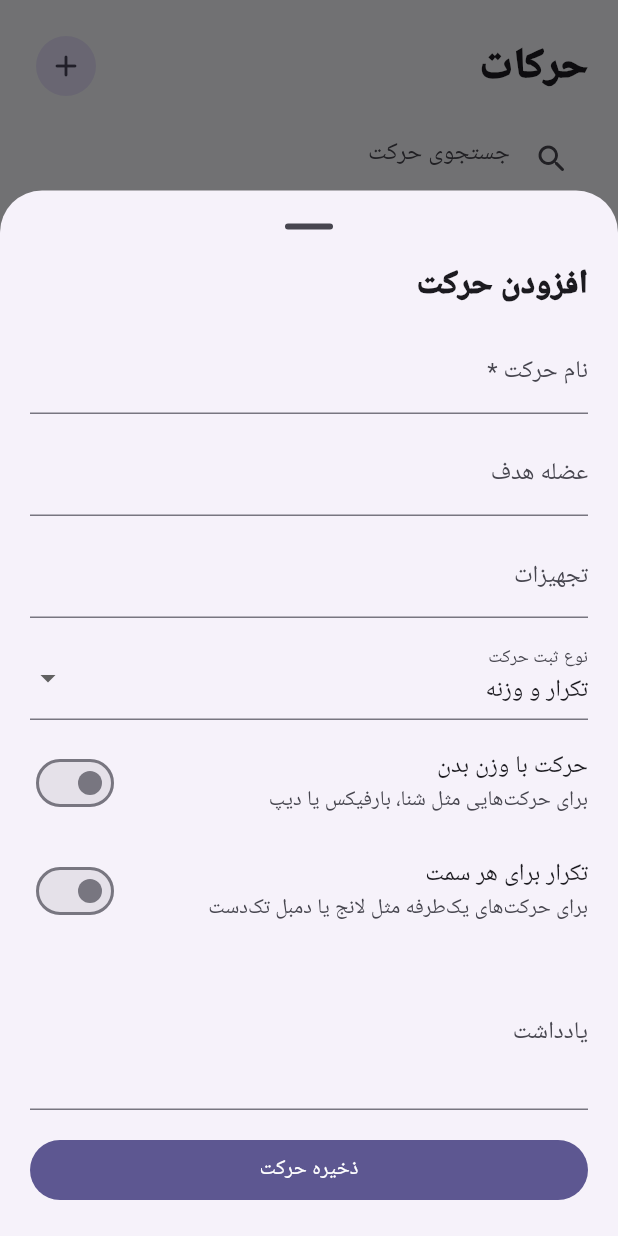
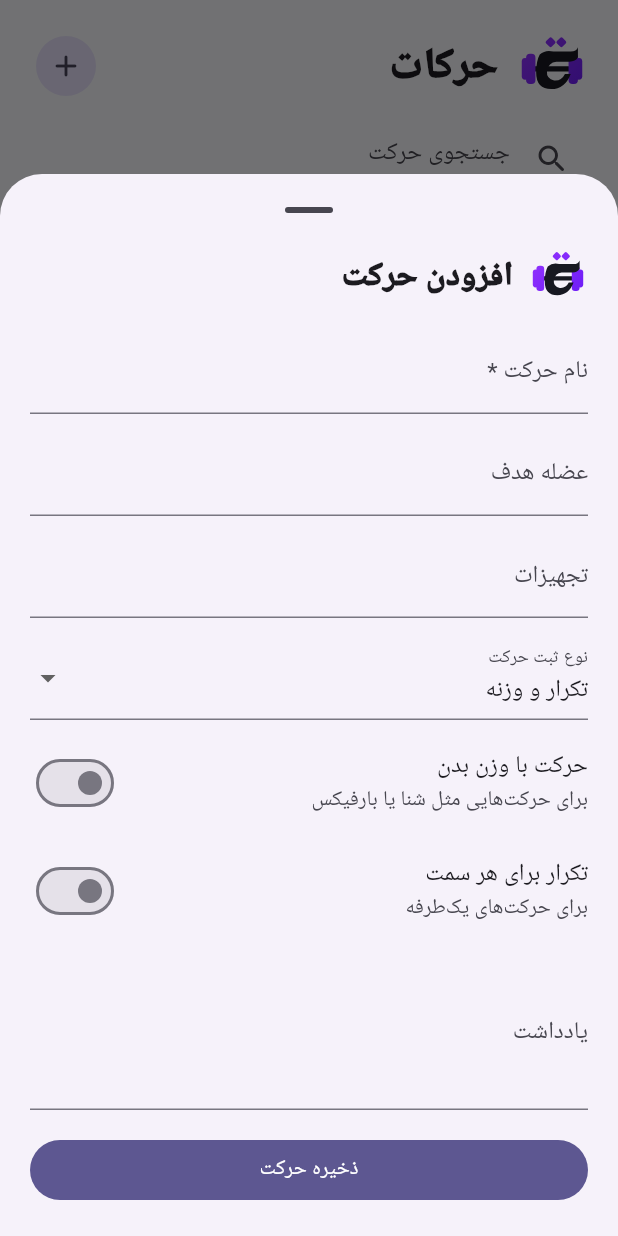
Before and after one commit to sahandse/tamrino, a Flutter app: the ExercisesScreen screen opened directly, after a tap on the "add" icon, on a phone screen of 412 x 824 dp. Run offline on Flutter 3.47's test engine with Material 3 defaults, Android fonts, the phone set to English and light mode, and no system bars; our stand-ins replace file_picker, flutter_local_notifications, flutter_timezone, shared_preferences, sqflite, timezone; accounts and stored records are empty.

Commit message:
feat: apply Tamrino branding to exercises

```diff
--- a/lib/features/exercises/exercises_screen.dart
+++ b/lib/features/exercises/exercises_screen.dart
@@ -1,5 +1,6 @@
 import 'package:flutter/material.dart';
 
+import '../../core/branding/tamrino_logo.dart';
 import '../../core/database/workout_repository.dart';
 
 class ExercisesScreen extends StatefulWidget {
@@ -33,20 +34,14 @@ class _ExercisesScreenState extends State<ExercisesScreen> {
         builder: (context, modalSetState) => Directionality(
           textDirection: TextDirection.rtl,
           child: Padding(
-            padding: EdgeInsets.only(
-              left: 20,
-              right: 20,
-              bottom: MediaQuery.of(context).viewInsets.bottom + 20,
-            ),
+            padding: EdgeInsets.only(left: 20, right: 20, bottom: MediaQuery.of(context).viewInsets.bottom + 20),
             child: SingleChildScrollView(
-              child: Column(
-                mainAxisSize: MainAxisSize.min,
-                crossAxisAlignment: CrossAxisAlignment.stretch,
-                children: [
-                  Text(
-                    item == null ? 'افزودن حرکت' : 'ویرایش حرکت',
-                    style: Theme.of(context).textTheme.titleLarge?.copyWith(fontWeight: FontWeight.w900),
-                  ),
+              child: Column(mainAxisSize: MainAxisSize.min, crossAxisAlignment: CrossAxisAlignment.stretch, children: [
+                Row(children: [
+                  const TamrinoLogo(size: 40),
+                  const SizedBox(width: 10),
+                  Expanded(child: Text(item == null ? 'افزودن حرکت' : 'ویرایش حرکت', style: Theme.of(context).textTheme.titleLarge?.copyWith(fontWeight: FontWeight.w900))),
+                ]),
                 const SizedBox(height: 16),
                 TextField(controller: name, decoration: const InputDecoration(labelText: 'نام حرکت *')),
                 const SizedBox(height: 12),
@@ -69,14 +64,14 @@ class _ExercisesScreenState extends State<ExercisesScreen> {
                 SwitchListTile(
                   contentPadding: EdgeInsets.zero,
                   title: const Text('حرکت با وزن بدن'),
-                    subtitle: const Text('برای حرکت‌هایی مثل شنا، بارفیکس یا دیپ'),
+                  subtitle: const Text('برای حرکت‌هایی مثل شنا یا بارفیکس'),
                   value: isBodyweight,
                   onChanged: (value) => modalSetState(() => isBodyweight = value),
                 ),
                 SwitchListTile(
                   contentPadding: EdgeInsets.zero,
                   title: const Text('تکرار برای هر سمت'),
-                    subtitle: const Text('برای حرکت‌های یک‌طرفه مثل لانج یا دمبل تک‌دست'),
+                  subtitle: const Text('برای حرکت‌های یک‌طرفه'),
                   value: perSide,
                   onChanged: (value) => modalSetState(() => perSide = value),
                 ),
@@ -112,8 +107,7 @@ class _ExercisesScreenState extends State<ExercisesScreen> {
                   },
                   child: Text(item == null ? 'ذخیره حرکت' : 'ذخیره تغییرات'),
                 ),
-                ],
-              ),
+              ]),
             ),
           ),
         ),
@@ -128,20 +122,8 @@ class _ExercisesScreenState extends State<ExercisesScreen> {
       future: repo.getExercises(),
       builder: (context, snapshot) {
         final all = snapshot.data ?? const [];
-        final muscles = all
-            .map((e) => e['muscle_group'] as String?)
-            .whereType<String>()
-            .where((e) => e.isNotEmpty)
-            .toSet()
-            .toList()
-          ..sort();
-        final equipment = all
-            .map((e) => e['equipment'] as String?)
-            .whereType<String>()
-            .where((e) => e.isNotEmpty)
-            .toSet()
-            .toList()
-          ..sort();
+        final muscles = all.map((e) => e['muscle_group'] as String?).whereType<String>().where((e) => e.isNotEmpty).toSet().toList()..sort();
+        final equipment = all.map((e) => e['equipment'] as String?).whereType<String>().where((e) => e.isNotEmpty).toSet().toList()..sort();
         final items = all.where((e) {
           final name = (e['name'] as String).toLowerCase();
           if (!name.contains(query.toLowerCase())) return false;
@@ -156,14 +138,13 @@ class _ExercisesScreenState extends State<ExercisesScreen> {
             padding: const EdgeInsets.all(20),
             child: Column(crossAxisAlignment: CrossAxisAlignment.stretch, children: [
               Row(children: [
+                const TamrinoLogo(size: 48),
+                const SizedBox(width: 12),
                 Expanded(child: Text('حرکات', style: Theme.of(context).textTheme.headlineMedium?.copyWith(fontWeight: FontWeight.w900))),
                 IconButton.filledTonal(onPressed: () => _openExerciseEditor(), icon: const Icon(Icons.add_rounded)),
               ]),
               const SizedBox(height: 14),
-              TextField(
-                onChanged: (value) => setState(() => query = value),
-                decoration: const InputDecoration(hintText: 'جستجوی حرکت', prefixIcon: Icon(Icons.search_rounded)),
-              ),
+              TextField(onChanged: (value) => setState(() => query = value), decoration: const InputDecoration(hintText: 'جستجوی حرکت', prefixIcon: Icon(Icons.search_rounded))),
               const SizedBox(height: 10),
               SingleChildScrollView(
                 scrollDirection: Axis.horizontal,
@@ -172,19 +153,13 @@ class _ExercisesScreenState extends State<ExercisesScreen> {
                   const SizedBox(width: 8),
                   PopupMenuButton<String>(
                     onSelected: (v) => setState(() => muscleFilter = v == '__all' ? null : v),
-                    itemBuilder: (_) => [
-                      const PopupMenuItem(value: '__all', child: Text('همه عضلات')),
-                      ...muscles.map((m) => PopupMenuItem(value: m, child: Text(m))),
-                    ],
+                    itemBuilder: (_) => [const PopupMenuItem(value: '__all', child: Text('همه عضلات')), ...muscles.map((m) => PopupMenuItem(value: m, child: Text(m)))],
                     child: Chip(label: Text(muscleFilter ?? 'عضله')),
                   ),
                   const SizedBox(width: 8),
                   PopupMenuButton<String>(
                     onSelected: (v) => setState(() => equipmentFilter = v == '__all' ? null : v),
-                    itemBuilder: (_) => [
-                      const PopupMenuItem(value: '__all', child: Text('همه تجهیزات')),
-                      ...equipment.map((m) => PopupMenuItem(value: m, child: Text(m))),
-                    ],
+                    itemBuilder: (_) => [const PopupMenuItem(value: '__all', child: Text('همه تجهیزات')), ...equipment.map((m) => PopupMenuItem(value: m, child: Text(m)))],
                     child: Chip(label: Text(equipmentFilter ?? 'تجهیزات')),
                   ),
                 ]),
@@ -211,12 +186,10 @@ class _ExercisesScreenState extends State<ExercisesScreen> {
                               ];
                               return Card(
                                 child: ListTile(
-                                  leading: CircleAvatar(child: Icon(item['is_favorite'] == 1 ? Icons.star_rounded : Icons.fitness_center_rounded)),
+                                  leading: CircleAvatar(child: item['is_favorite'] == 1 ? const Icon(Icons.star_rounded) : const TamrinoLogo(size: 25)),
                                   title: Text(item['name'] as String, style: const TextStyle(fontWeight: FontWeight.w800)),
                                   subtitle: Text(tags.join(' • ')),
-                                  trailing: Row(
-                                    mainAxisSize: MainAxisSize.min,
-                                    children: [
+                                  trailing: Row(mainAxisSize: MainAxisSize.min, children: [
                                     IconButton(
                                       icon: Icon(item['is_favorite'] == 1 ? Icons.star_rounded : Icons.star_border_rounded),
                                       onPressed: () async {
@@ -225,8 +198,7 @@ class _ExercisesScreenState extends State<ExercisesScreen> {
                                       },
                                     ),
                                     const Icon(Icons.edit_outlined),
-                                    ],
-                                  ),
+                                  ]),
                                   onTap: () => _openExerciseEditor(item),
                                 ),
                               );
@@ -235,11 +207,7 @@ class _ExercisesScreenState extends State<ExercisesScreen> {
               ),
             ]),
           ),
-          floatingActionButton: FloatingActionButton.extended(
-            onPressed: () => _openExerciseEditor(),
-            icon: const Icon(Icons.add_rounded),
-            label: const Text('حرکت جدید'),
-          ),
+          floatingActionButton: FloatingActionButton.extended(onPressed: () => _openExerciseEditor(), icon: const Icon(Icons.add_rounded), label: const Text('حرکت جدید')),
         );
       },
     );
@@ -252,7 +220,7 @@ class _EmptyExercises extends StatelessWidget {
   @override
   Widget build(BuildContext context) => Center(
         child: Column(mainAxisSize: MainAxisSize.min, children: [
-          Icon(Icons.sports_gymnastics_rounded, size: 76, color: Theme.of(context).colorScheme.primary),
+          const TamrinoLogo(size: 82),
           const SizedBox(height: 18),
           Text('حرکتی پیدا نشد', style: Theme.of(context).textTheme.titleLarge?.copyWith(fontWeight: FontWeight.w900)),
           const SizedBox(height: 8),
```
Lines whose indentation alone changed are shown as unchanged.
